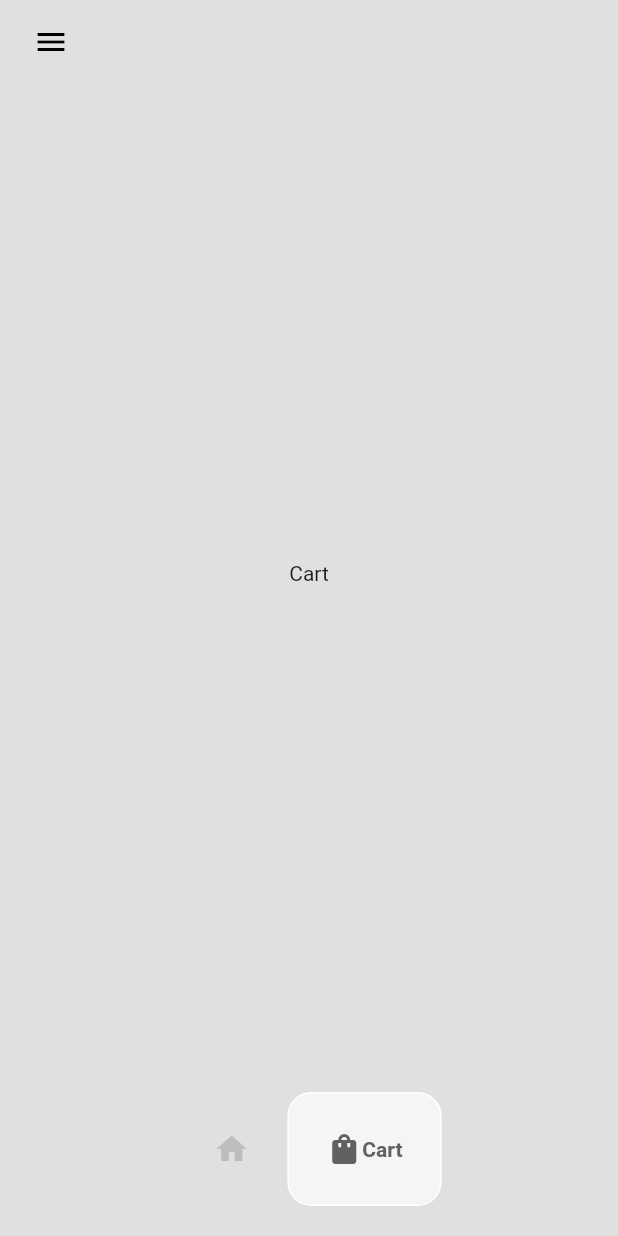
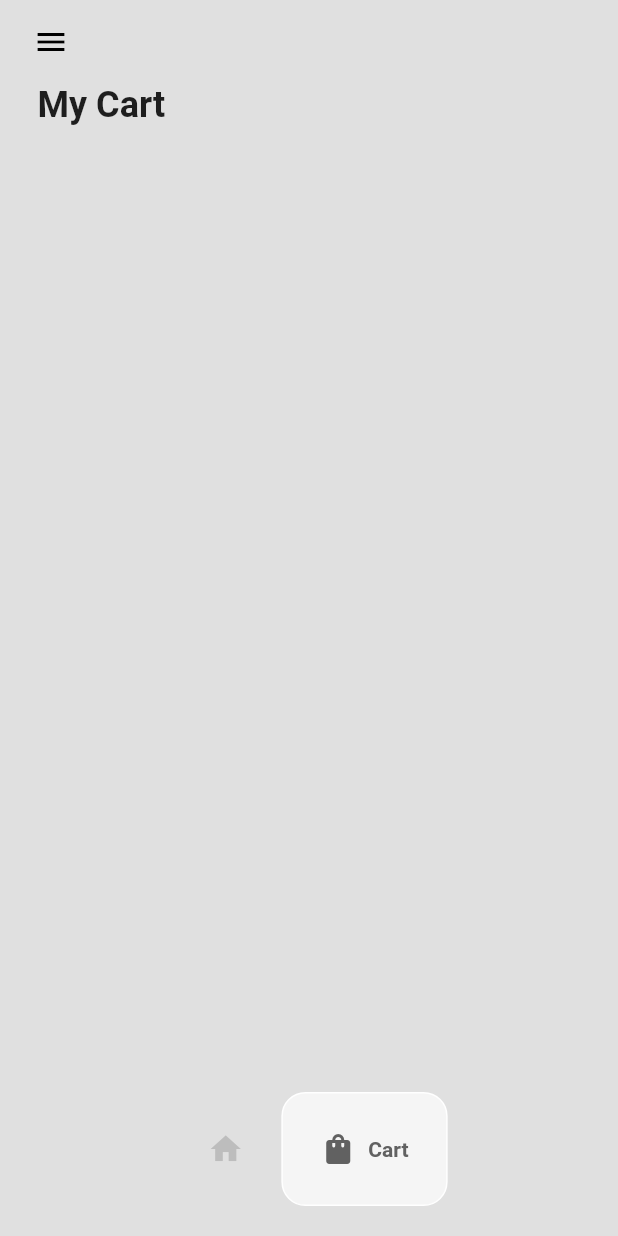
Before and after one commit to Mahyar-86/Flutter-NikeShop, a Flutter app: the HomePage screen opened directly, item 2 of the bottom bar chosen, on a phone screen of 412 x 824 dp. Run offline on Flutter 3.47's test engine with Material 2 defaults, Android fonts, the phone set to English and light mode, and no system bars; drawn by our look-alikes of google_nav_bar.

Commit message:
feat: Add Cart Page

```diff
--- a/lib/components/bottom_nav_bar.dart
+++ b/lib/components/bottom_nav_bar.dart
@@ -10,6 +10,7 @@ class MyBottomNavBar extends StatelessWidget {
     return Container(
       padding: const EdgeInsets.symmetric(vertical: 20),
       child: GNav(
+        gap: 8,
         color: Colors.grey[400],
         activeColor: Colors.grey.shade700,
         tabActiveBorder: Border.all(color: Colors.white),
@@ -26,7 +27,8 @@ class MyBottomNavBar extends StatelessWidget {
             icon: Icons.shopping_bag,
             text: "Cart",
           ),
-          ]),
+        ],
+      ),
     );
   }
 }
--- a/lib/pages/cart_page.dart
+++ b/lib/pages/cart_page.dart
@@ -1,12 +1,40 @@
 import 'package:flutter/material.dart';
+import 'package:nike_shop/models/cart.dart';
+import 'package:nike_shop/models/shoe.dart';
+import 'package:provider/provider.dart';
+import 'package:nike_shop/components/cart_item.dart';
 
 class CartPage extends StatelessWidget {
   const CartPage({super.key});
 
   @override
   Widget build(BuildContext context) {
-    return Center(
-      child: Text("Cart"),
+    return Consumer<Cart>(
+      builder: (context, value, child) => Padding(
+        padding: const EdgeInsets.symmetric(horizontal: 25.0),
+        child: Column(
+          crossAxisAlignment: CrossAxisAlignment.start,
+          children: [
+            const Text(
+              "My Cart",
+              style: TextStyle(
+                fontWeight: FontWeight.bold,
+                fontSize: 24,
+              ),
+            ),
+            const SizedBox(height: 10.0),
+            Expanded(
+              child: ListView.builder(
+                itemCount: value.getUserCart().length,
+                itemBuilder: (context, index) {
+                  Shoe individualShoe = value.getUserCart()[index];
+                  return CartItem(shoe: individualShoe);
+                },
+              ),
+            )
+          ],
+        ),
+      ),
     );
   }
 }
--- a/lib/pages/home_page.dart
+++ b/lib/pages/home_page.dart
@@ -13,7 +13,7 @@ class HomePage extends StatefulWidget {
 class _HomePageState extends State<HomePage> {
   int _selectedIndex = 0;
 
-  List<Widget> _pages = [
+  final List<Widget> _pages = [
     const ShopPage(),
     const CartPage(),
   ];
```
Also changed, not shown: lib/components/cart_item.dart (added, +37 -0 lines), lib/components/shoe_tile.dart (+8 -4 lines), lib/pages/shop_page.dart (+25 -5 lines). Lines whose indentation alone changed are shown as unchanged.
